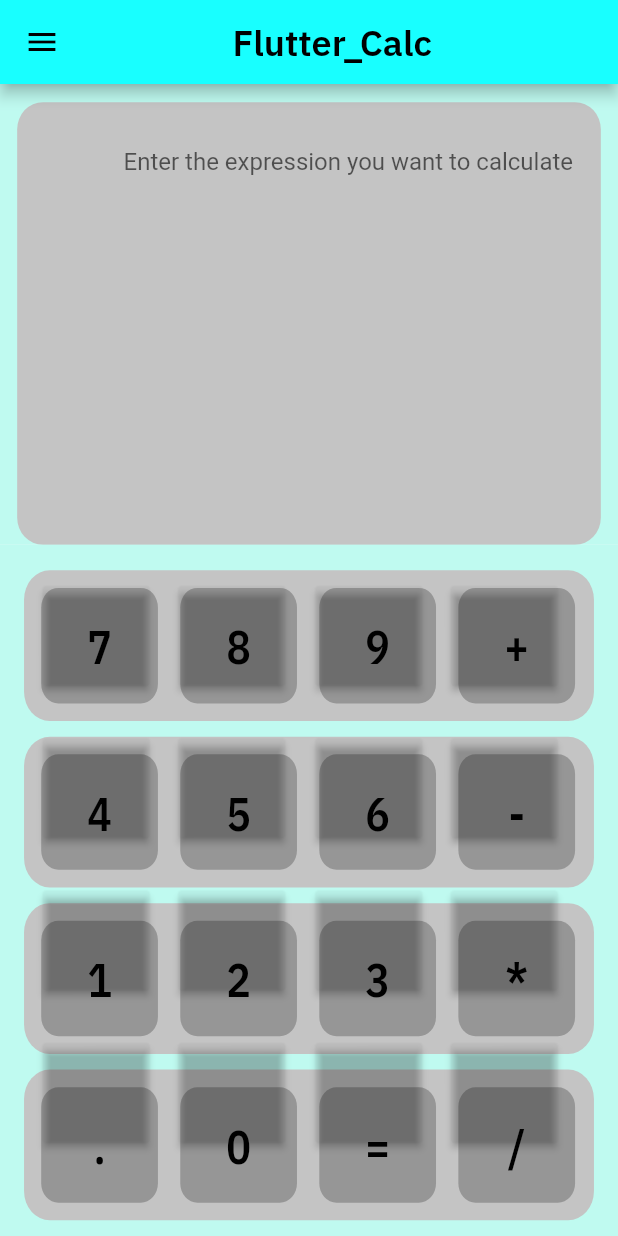
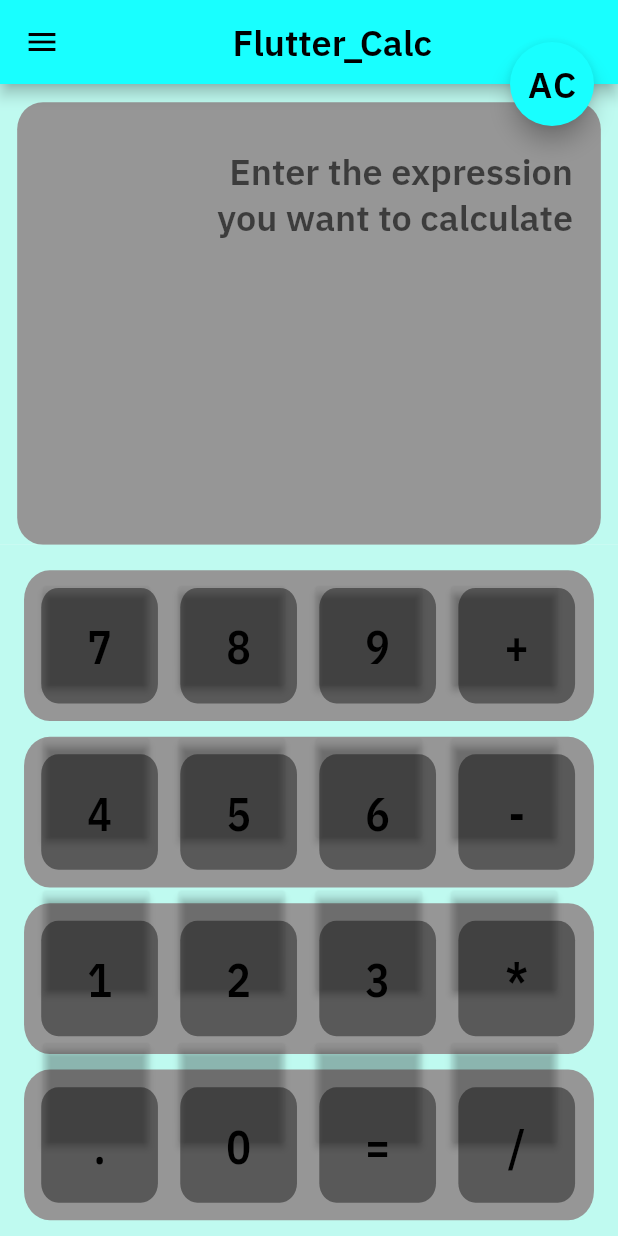
Before and after one commit to codenameakshay/flutter-calculator, a Flutter app: the screen it shows after launch, on a phone screen of 412 x 824 dp. Run offline on Flutter 3.47's test engine with Material 2 defaults, Android fonts, the phone set to English and light mode, and no system bars; missing offline and left inert: expression_language.

Commit message:
Added better theme support, and now it's working

```diff
--- a/lib/main.dart
+++ b/lib/main.dart
@@ -1,77 +1,49 @@
 import 'dart:typed_data';
+import 'package:expression_language/expression_language.dart';
 import 'package:flutter/material.dart';
 import 'package:flutter/services.dart';
 import 'package:url_launcher/url_launcher.dart';
-// import 'package:provider/provider.dart';
-// import 'package:shared_preferences/shared_preferences.dart';
-
-// import './theming.dart';
-// import 'package:day_night_switch/day_night_switch.dart';
 import 'dart:ui' as ui;
 
-// height: SizeConfig.safeBlockVertical * 25,
-// width: SizeConfig.safeBlockHorizontal * 55,
+var darkMode = false;
 var widthpixels = 720;
 var heightpixels = 1440;
 var txt = TextEditingController();
 void main() {
-  // SystemChrome.setPreferredOrientations([DeviceOrientation.portraitUp]).then(
-  //   (_) {
-  // SharedPreferences.getInstance().then(
-  //   (prefs) {
-  //     var darkModeOn = prefs.getBool('darkMode') ?? true;
-  //     runApp(ChangeNotifierProvider<ThemeNotifier>(
-  //         create: (_) => ThemeNotifier(darkModeOn ? darkTheme : lightTheme),
-  // child:
-  runApp(_Android2State());
-  // ));
-  // });
-  //   },
-  // );
+  runApp(MyApp());
 }
-//   );
-// }
-
-// class ThemeNotifier with ChangeNotifier {
-//   ThemeData _themeData;
-
-//   ThemeNotifier(this._themeData);
-
-//   getTheme() => _themeData;
-
-//   setTheme(ThemeData themeData) async {
-//     _themeData = themeData;
-//     notifyListeners();
-//   }
-// }
-
-// class Android1 extends StatefulWidget {
-//   @override
-//   State<StatefulWidget> createState() {
-//     return _Android2State();
-//   }
-// }
-
-class _Android2State extends StatelessWidget {
-  // var _darkTheme = true;
-
-  _Android2State();
+
+class MyApp extends StatefulWidget {
+  @override
+  State<StatefulWidget> createState() {
+    return _MyAppState();
+  }
+}
+
+class _MyAppState extends State<MyApp> {
+  _MyAppState();
 
   @override
   Widget build(BuildContext context) {
-    // void onThemeChanged(bool value, ThemeNotifier themeNotifier) async {
-    //   (value)
-    //       ? themeNotifier.setTheme(darkTheme)
-    //       : themeNotifier.setTheme(lightTheme);
-    //   var prefs = await SharedPreferences.getInstance();
-    //   prefs.setBool('darkMode', value);
-    // }
-
-    // final themeNotifier = Provider.of<ThemeNotifier>(context);
-    // _darkTheme = (themeNotifier.getTheme() == darkTheme);
     return MaterialApp(
-      // theme: themeNotifier.getTheme(),
       home: Scaffold(
+        floatingActionButtonLocation: FloatingActionButtonLocation.endTop,
+        floatingActionButton: FloatingActionButton(
+          onPressed: () {
+            txt.text = '';
+          },
+          child: Text(
+            'AC',
+            style: TextStyle(
+              fontFamily: 'IBM Plex Sans',
+              color: _ColorCatalog.instance.color_4,
+              fontSize: 24.0000000000,
+              fontWeight: FontWeight.bold,
+            ),
+          ),
+          foregroundColor: _ColorCatalog.instance.color_4,
+          backgroundColor: Colors.cyanAccent[200],
+        ),
         drawer: Drawer(
           child: ListView(
             padding: EdgeInsets.zero,
@@ -93,20 +65,34 @@ class _Android2State extends StatelessWidget {
                   // ...
                 },
               ),
-              ListTile(
-                title: Text('Change theme'),
-                leading: Icon(Icons.brightness_high),
-              ),
-              // DayNightSwitch(
-              //   value: _darkTheme,
-              //   onChanged: (val) {
-              //     setState(() {
-              //       _darkTheme = val;
-              //     });
-              //     onThemeChanged(val, themeNotifier);
-              //   },
-              // ),
-              ListTile(
+              Builder(
+                builder: (context) => ListTile(
+                  title: Text('Clear memory'),
+                  leading: Icon(Icons.memory),
+                  onTap: () {
+                    txt.text = '';
+                  },
+                ),
+              ),
+              Builder(
+                builder: (context) => ListTile(
+                  title: Text('Change Theme'),
+                  leading: Icon(Icons.brightness_4),
+                  onTap: () {
+                    setState(
+                      () {
+                        _ColorCatalog.instance = darkMode
+                            ? _ColorCatalog.instancelight
+                            : _ColorCatalog.instancedark;
+                        darkMode = darkMode ? false : true;
+                      },
+                    );
+                    Navigator.pop(context);
+                  },
+                ),
+              ),
+              Builder(
+                builder: (context) => ListTile(
                   leading: Icon(Icons.open_in_browser),
                   title: new InkWell(
                       child: Text('Visit my website!'),
@@ -117,6 +103,7 @@ class _Android2State extends StatelessWidget {
                   onTap: () {
                     Navigator.pop(context);
                   },
+                ),
               ),
             ],
           ),
@@ -160,13 +147,19 @@ class _Android2State extends StatelessWidget {
                         expands: true,
                         minLines: null,
                         maxLines: null,
+                        style: TextStyle(
+                          fontFamily: 'IBM Plex Sans',
+                          color: _ColorCatalog.instance.color_4,
+                          fontSize: 24.0000000000,
+                          fontWeight: FontWeight.bold,
+                        ),
                         // maxLength: 5,
                         // maxLengthEnforced: true,
                         textAlign: TextAlign.right,
                         decoration: InputDecoration(
                             border: InputBorder.none,
                             hintText:
-                                'Enter the expression you want to calculate'),
+                                'Enter the expression\nyou want to calculate'),
                       ),
                     ),
                   ),
@@ -441,12 +434,23 @@ class AndroidButton1 extends StatelessWidget {
     //     builder: (BuildContext context, BoxConstraints constraints) {
     return ButtonTheme(
       buttonColor: _ColorCatalog.instance.color_1,
-      minWidth: 68.0 / widthpixels * 1080/1.45,
-      height: 59.0 / heightpixels * 2160/1.35,
+      minWidth: 68.0 / widthpixels * 1080 / 1.45,
+      height: 59.0 / heightpixels * 2160 / 1.35,
       child: RaisedButton(
         onPressed: () {
+          if (inputText == "=") {
+            String b = txt.text;
+            var expressionGrammarDefinition = ExpressionGrammarParser({});
+            var parser = expressionGrammarDefinition.build();
+            var result = parser.parse(b);
+            var expression = result.value as Expression;
+            var value = expression.evaluate();
+            txt.text = value.toString(); // = true
+          } else {
             txt.text += inputText;
             HapticFeedback.vibrate();
+          }
+          ;
         },
       ),
     );
@@ -3259,10 +3263,17 @@ class _ColorCatalog {
   _ColorCatalog() {
     this.color_0 = Color.fromARGB(255, 191, 250, 240);
     this.color_1 = Color.fromARGB(0, 0, 0, 0);
-    this.color_2 = Color.fromARGB(255, 196, 196, 196);
-    this.color_3 = Color.fromARGB(255, 150, 150, 150);
+    this.color_2 = Color.fromARGB(255, 150, 150, 150);
+    this.color_3 = Color.fromARGB(255, 89, 89, 89);
     this.color_4 = Color.fromARGB(255, 0, 0, 0);
   }
+  _ColorCatalog.zero() {
+    this.color_0 = Color.fromARGB(255, 0, 0, 50);
+    this.color_1 = Color.fromARGB(0, 0, 0, 0);
+    this.color_2 = Color.fromARGB(255, 89, 89, 89);
+    this.color_3 = Color.fromARGB(255, 150, 150, 150);
+    this.color_4 = Color.fromARGB(255, 255, 255, 255);
+  }
 
   Color color_0;
 
@@ -3274,7 +3285,9 @@ class _ColorCatalog {
 
   Color color_4;
 
-  static final _ColorCatalog instance = _ColorCatalog();
+  static _ColorCatalog instance = _ColorCatalog();
+  static _ColorCatalog instancelight = _ColorCatalog();
+  static _ColorCatalog instancedark = _ColorCatalog.zero();
 }
 
 class _TextStyleCatalog {
--- a/pubspec.yaml
+++ b/pubspec.yaml
@@ -21,9 +21,7 @@ dependencies:
     sdk: flutter
 
   url_launcher: ^5.4.2
-  dynamic_theme: ^1.0.1
-  provider: ^3.1.0
-  day_night_switch:
+  expression_language: ^0.2.1
 
   # The following adds the Cupertino Icons font to your application.
   # Use with the CupertinoIcons class for iOS style icons.
```
Also changed, not shown: pubspec.lock. Lines whose indentation alone changed are shown as unchanged.
